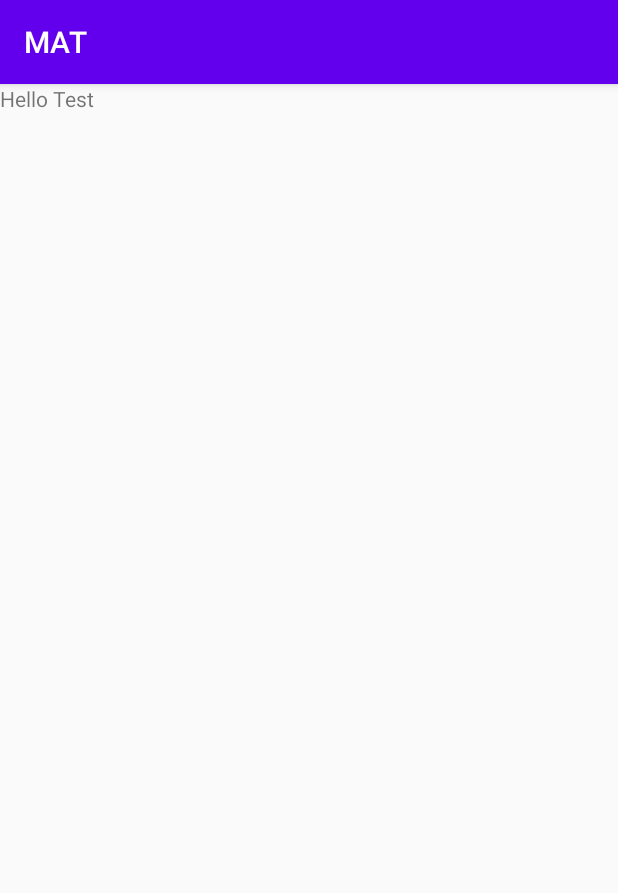
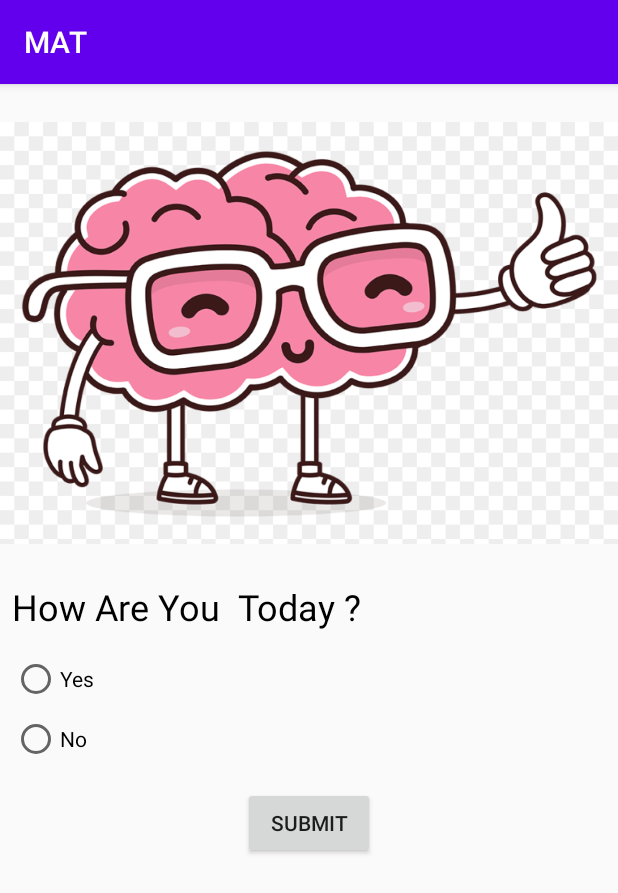
Before and after one commit to IbrahimAlatoom/MAT, an Android app: the TestFragment screen opened through its navigation route, on a phone screen of 412 x 824 dp. Shown: the top 893 px of the screen. Run offline under Robolectric (Android 15) with nearby library versions, the phone set to English and light mode, and no system bars; our stand-ins replace data binding.

Commit message:
design for test fragment

```diff
--- a/app/src/main/res/layout/fragment_test.xml
+++ b/app/src/main/res/layout/fragment_test.xml
@@ -1,17 +1,76 @@
 <?xml version="1.0" encoding="utf-8"?>
 <layout xmlns:android="http://schemas.android.com/apk/res/android"
+    xmlns:app="http://schemas.android.com/apk/res-auto"
     xmlns:tools="http://schemas.android.com/tools">
-<FrameLayout
+<androidx.constraintlayout.widget.ConstraintLayout
     android:layout_width="match_parent"
     android:layout_height="match_parent"
     tools:context=".fragments.TestFragment">
 
+
+    <ImageView
+        android:id="@+id/test_image"
+        android:layout_width="wrap_content"
+        android:layout_height="300dp"
+        android:layout_marginStart="@dimen/horizontal_margin"
+        android:layout_marginTop="@dimen/vertical_margin"
+        android:layout_marginEnd="@dimen/horizontal_margin"
+        android:scaleType="fitCenter"
+        android:src="@drawable/bi"
+        app:layout_constraintEnd_toEndOf="parent"
+        app:layout_constraintStart_toStartOf="parent"
+        app:layout_constraintTop_toTopOf="parent" />
+
     <TextView
-        android:layout_width="match_parent"
+        android:id="@+id/question_text"
+        android:layout_width="0dp"
         android:layout_height="wrap_content"
-        android:text="Hello Test"
-        />
+        android:layout_marginStart="@dimen/horizontal_margin"
+        android:layout_marginTop="@dimen/vertical_margin"
+        android:layout_marginEnd="@dimen/horizontal_margin"
+        android:text="How Are You  Today ?"
+        android:textColor="@android:color/background_dark"
+        android:textSize="@dimen/question_text_size"
+        app:layout_constraintEnd_toEndOf="parent"
+        app:layout_constraintStart_toStartOf="parent"
+        app:layout_constraintTop_toBottomOf="@+id/test_image" />
 
+    <RadioGroup
+        android:id="@+id/qeustion_radio_group"
+        android:layout_width="0dp"
+        android:layout_height="wrap_content"
+        android:layout_marginStart="@dimen/horizontal_margin"
+        android:layout_marginTop="@dimen/vertical_margin"
+        android:layout_marginEnd="@dimen/horizontal_margin"
+        app:layout_constraintEnd_toEndOf="parent"
+        app:layout_constraintStart_toStartOf="parent"
+        app:layout_constraintTop_toBottomOf="@+id/question_text">
 
-</FrameLayout>
+        <RadioButton
+            android:id="@+id/radio_button_yes"
+            android:layout_width="match_parent"
+            android:layout_height="wrap_content"
+            android:text="Yes" />
+
+        <RadioButton
+            android:id="@+id/radio_button_no"
+            android:layout_width="match_parent"
+            android:layout_height="wrap_content"
+            android:layout_marginTop="@dimen/vertical_answer_margin"
+            android:text="No" />
+    </RadioGroup>
+
+    <Button
+        android:id="@+id/submit_button"
+        android:layout_width="wrap_content"
+        android:layout_height="wrap_content"
+        android:layout_marginStart="@dimen/horizontal_question_margin"
+        android:layout_marginTop="@dimen/vertical_margin"
+        android:layout_marginEnd="@dimen/horizontal_question_margin"
+        android:text="submit"
+        app:layout_constraintEnd_toEndOf="parent"
+        app:layout_constraintStart_toStartOf="parent"
+        app:layout_constraintTop_toBottomOf="@+id/qeustion_radio_group" />
+
+</androidx.constraintlayout.widget.ConstraintLayout>
 </layout>
--- /dev/null
+++ b/app/src/main/res/values/dimens.xml
@@ -0,0 +1,8 @@
+<?xml version="1.0" encoding="utf-8"?>
+<resources>
+    <dimen name="vertical_margin">16dp</dimen>
+    <dimen name="horizontal_margin">8dp</dimen>
+    <dimen name="question_text_size">24sp</dimen>
+    <dimen name="vertical_answer_margin">8dp</dimen>
+    <dimen name="horizontal_question_margin">32dp</dimen>
+</resources>
```
Also changed, not shown: app/src/main/res/drawable-v24/bi.png (added).
